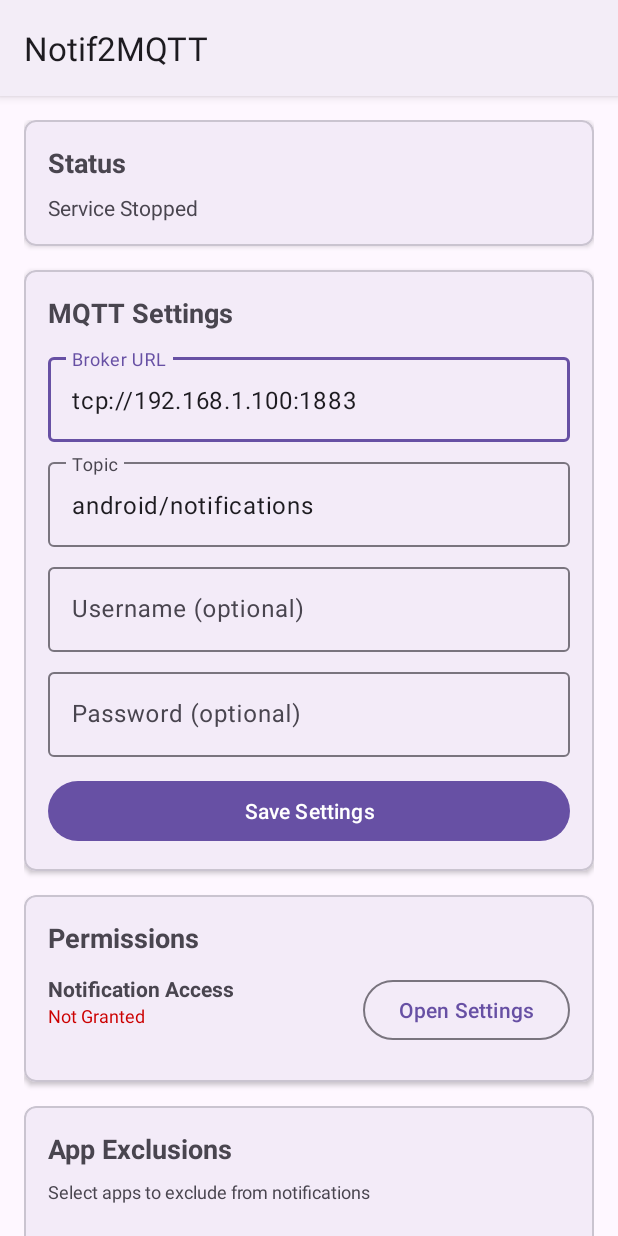
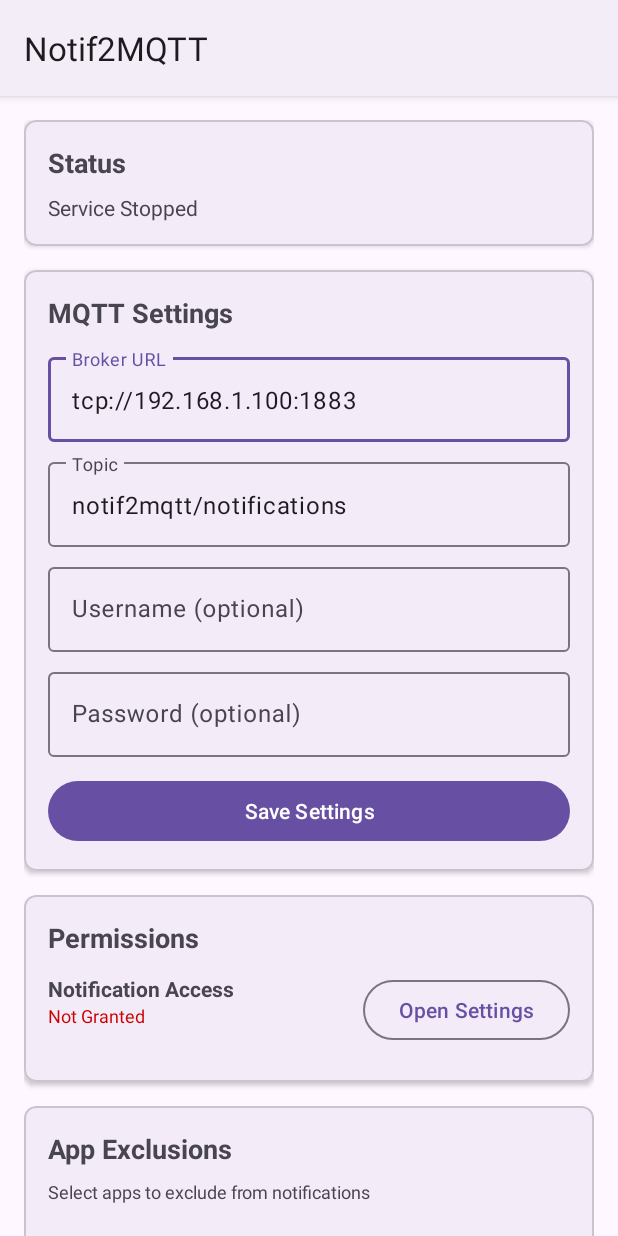
Before and after one commit to vpont/Notif2MQTT, an Android app: the screen it shows after launch (MainActivity), on a phone screen of 412 x 824 dp. Run offline under Robolectric (Android 15) with nearby library versions, the phone set to English and light mode, and no system bars.

Commit message:
Modify default MQTT topic value

```diff
--- a/app/src/main/java/com/notif2mqtt/SettingsManager.kt
+++ b/app/src/main/java/com/notif2mqtt/SettingsManager.kt
@@ -23,7 +23,7 @@ class SettingsManager(context: Context) {
 
         // Defaults
         const val DEFAULT_BROKER = "tcp://192.168.1.100:1883"
-        const val DEFAULT_TOPIC = "android/notifications"
+        const val DEFAULT_TOPIC = "notif2mqtt/notifications"
     }
 
     // MQTT Configuration
--- a/app/src/main/res/values/strings.xml
+++ b/app/src/main/res/values/strings.xml
@@ -7,7 +7,7 @@
     <string name="broker_url">Broker URL</string>
     <string name="broker_hint">tcp://192.168.1.100:1883</string>
     <string name="topic">Topic</string>
-    <string name="topic_hint">android/notifications</string>
+    <string name="topic_hint">notif2mqtt/notifications</string>
     <string name="username">Username (optional)</string>
     <string name="password">Password (optional)</string>
     <string name="save_settings">Save Settings</string>
```
Also changed, not shown: 2 other files.
